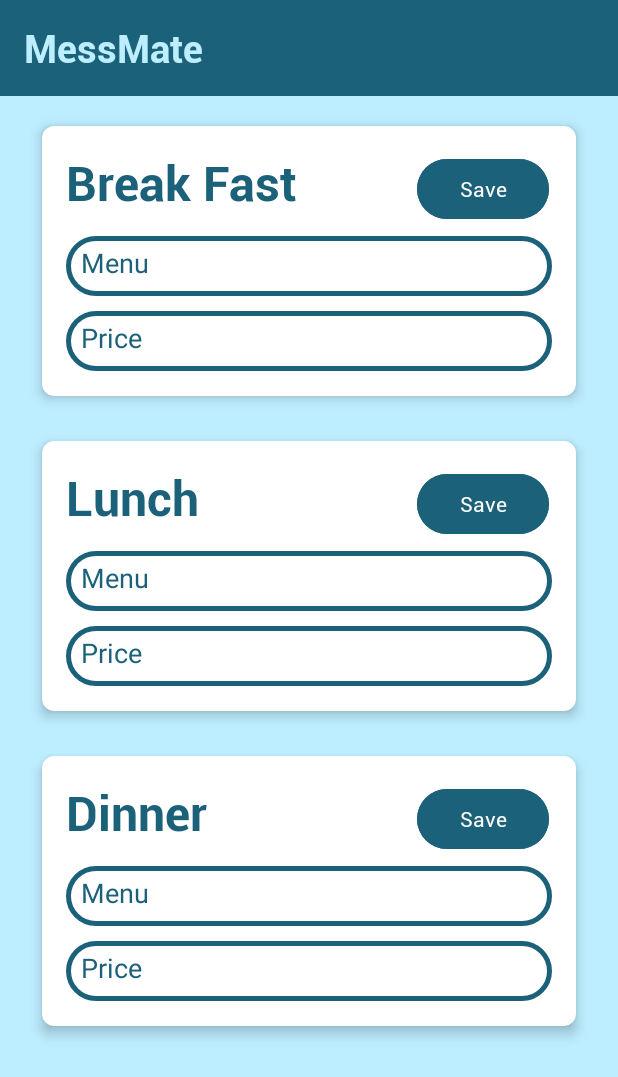
After one commit to farhan-hasan/MessMate, an Android app: the MealManagementMenuUpdateActivity screen opened directly, with no data from a screen before it, on a phone screen of 412 x 824 dp. The commit adds this screen. Shown: the top 1077 px of the screen. Run offline under Robolectric (Android 15) with nearby library versions, the light colour scheme and no system bars.

Commit message:
UI finished (We hope)

```diff
--- /dev/null
+++ b/app/src/main/java/com/example/messmate/screens/MealManagementMenuUpdateActivity.java
@@ -0,0 +1,20 @@
+package com.example.messmate.screens;
+
+import android.os.Bundle;
+
+import androidx.activity.EdgeToEdge;
+import androidx.appcompat.app.AppCompatActivity;
+import androidx.core.graphics.Insets;
+import androidx.core.view.ViewCompat;
+import androidx.core.view.WindowInsetsCompat;
+
+import com.example.messmate.R;
+
+public class MealManagementMenuUpdateActivity extends AppCompatActivity {
+
+    @Override
+    protected void onCreate(Bundle savedInstanceState) {
+        super.onCreate(savedInstanceState);
+        setContentView(R.layout.activity_meal_management_menu_update);
+    }
+}
--- /dev/null
+++ b/app/src/main/res/layout/activity_meal_management_menu_update.xml
@@ -0,0 +1,268 @@
+<?xml version="1.0" encoding="utf-8"?>
+<LinearLayout xmlns:android="http://schemas.android.com/apk/res/android"
+    xmlns:app="http://schemas.android.com/apk/res-auto"
+    xmlns:tools="http://schemas.android.com/tools"
+    android:layout_width="match_parent"
+    android:layout_height="match_parent"
+    android:orientation="vertical"
+    tools:context=".screens.MealRequestActivity">
+    <androidx.appcompat.widget.Toolbar
+        android:id="@+id/mealRequestToolbar"
+        android:layout_width="match_parent"
+        android:layout_height="?attr/actionBarSize"
+        android:background="@color/primary_color"
+        android:elevation="4dp"
+        android:popupTheme="@style/ThemeOverlay.AppCompat"
+        android:theme="@style/CustomToolbarTheme"
+        app:title="MessMate"
+        app:titleTextAppearance="@style/CustomToolbarTitle"
+        app:titleTextColor="@color/bg_color" />
+
+    <LinearLayout
+        android:layout_width="match_parent"
+        android:layout_height="match_parent"
+        android:paddingLeft="20dp"
+        android:paddingRight="20dp"
+        android:background="@color/bg_color"
+        android:orientation="vertical">
+        <androidx.cardview.widget.CardView xmlns:android="http://schemas.android.com/apk/res/android"
+            xmlns:card_view="http://schemas.android.com/apk/res-auto"
+            android:layout_gravity="center"
+            android:layout_width="match_parent"
+            android:layout_height="200dp"
+            android:backgroundTint="#FFF"
+            android:layout_marginTop="10dp"
+            card_view:cardUseCompatPadding="true"
+            card_view:cardCornerRadius="8dp"
+            card_view:cardElevation="5dp">
+
+            <RelativeLayout
+                android:layout_width="match_parent"
+                android:layout_height="wrap_content"
+                android:padding="16dp"
+                android:layout_gravity="center"
+
+                >
+
+
+
+                <TextView
+                    android:id="@+id/breakfastTextView"
+                    android:layout_width="wrap_content"
+                    android:layout_height="wrap_content"
+                    android:text="Break Fast"
+                    android:textColor="@color/primary_color"
+                    android:fontFamily="@font/roboto_bold"
+                    android:textSize="32sp"
+                    android:textStyle="bold"
+                    android:layout_marginBottom="4dp" />
+
+                <EditText
+                    android:layout_marginTop="10dp"
+                    android:id="@+id/breakfastMenuEditText"
+                    android:layout_below="@+id/breakfastTextView"
+                    android:layout_width="match_parent"
+                    android:textColorHint="@color/primary_color"
+                    android:layout_height="40dp"
+                    android:background="@drawable/text_field_border"
+                    android:ems="10"
+                    android:inputType="text"
+                    android:padding="10dp"
+                    android:drawablePadding="10dp"
+                    android:hint="Menu"/>
+
+
+                <EditText
+                    android:layout_marginTop="10dp"
+                    android:id="@+id/breakfastPriceEditText"
+                    android:layout_below="@+id/breakfastMenuEditText"
+                    android:layout_width="match_parent"
+                    android:textColorHint="@color/primary_color"
+                    android:layout_height="40dp"
+                    android:background="@drawable/text_field_border"
+                    android:ems="10"
+                    android:inputType="number"
+                    android:padding="10dp"
+                    android:drawablePadding="10dp"
+                    android:hint="Price"/>
+
+                <Button
+                    android:id="@+id/breakfastSaveButton"
+                    android:layout_width="wrap_content"
+                    android:layout_height="wrap_content"
+                    android:text="Save"
+                    android:backgroundTint="@color/primary_color"
+                    android:textColor="#FFF"
+                    android:fontFamily="@font/roboto_regular"
+                    android:layout_marginTop="2dp"
+                    android:textSize="14sp"
+                    android:layout_alignParentEnd="true"
+                    android:layout_centerVertical="false"
+                    android:layout_marginEnd="2dp" />
+
+            </RelativeLayout>
+
+        </androidx.cardview.widget.CardView>
+        <androidx.cardview.widget.CardView xmlns:android="http://schemas.android.com/apk/res/android"
+            xmlns:card_view="http://schemas.android.com/apk/res-auto"
+            android:layout_gravity="center"
+            android:layout_width="match_parent"
+            android:layout_height="200dp"
+            android:backgroundTint="#FFF"
+            android:layout_marginTop="10dp"
+            card_view:cardUseCompatPadding="true"
+            card_view:cardCornerRadius="8dp"
+            card_view:cardElevation="5dp">
+
+            <RelativeLayout
+                android:layout_width="match_parent"
+                android:layout_height="wrap_content"
+                android:padding="16dp"
+                android:layout_gravity="center"
+
+                >
+
+
+
+                <TextView
+                    android:id="@+id/lunchTextView"
+                    android:layout_width="wrap_content"
+                    android:layout_height="wrap_content"
+                    android:text="Lunch"
+                    android:textColor="@color/primary_color"
+                    android:fontFamily="@font/roboto_bold"
+                    android:textSize="32sp"
+                    android:textStyle="bold"
+                    android:layout_marginBottom="4dp" />
+
+                <EditText
+                    android:layout_marginTop="10dp"
+                    android:id="@+id/lunchMenuEditText"
+                    android:layout_below="@+id/lunchTextView"
+                    android:layout_width="match_parent"
+                    android:textColorHint="@color/primary_color"
+                    android:layout_height="40dp"
+                    android:background="@drawable/text_field_border"
+                    android:ems="10"
+                    android:inputType="text"
+                    android:padding="10dp"
+                    android:drawablePadding="10dp"
+                    android:hint="Menu"/>
+
+
+                <EditText
+                    android:layout_marginTop="10dp"
+                    android:id="@+id/lunchPriceEditText"
+                    android:layout_below="@+id/lunchMenuEditText"
+                    android:layout_width="match_parent"
+                    android:textColorHint="@color/primary_color"
+                    android:layout_height="40dp"
+                    android:background="@drawable/text_field_border"
+                    android:ems="10"
+                    android:inputType="number"
+                    android:padding="10dp"
+                    android:drawablePadding="10dp"
+                    android:hint="Price"/>
+
+                <Button
+                    android:id="@+id/lunchSaveButton"
+                    android:layout_width="wrap_content"
+                    android:layout_height="wrap_content"
+                    android:text="Save"
+                    android:backgroundTint="@color/primary_color"
+                    android:textColor="#FFF"
+                    android:fontFamily="@font/roboto_regular"
+                    android:layout_marginTop="2dp"
+                    android:textSize="14sp"
+                    android:layout_alignParentEnd="true"
+                    android:layout_centerVertical="false"
+                    android:layout_marginEnd="2dp" />
+
+            </RelativeLayout>
+
+        </androidx.cardview.widget.CardView>
+        <androidx.cardview.widget.CardView xmlns:android="http://schemas.android.com/apk/res/android"
+            xmlns:card_view="http://schemas.android.com/apk/res-auto"
+            android:layout_gravity="center"
+            android:layout_width="match_parent"
+            android:layout_height="200dp"
+            android:backgroundTint="#FFF"
+            android:layout_marginTop="10dp"
+            card_view:cardUseCompatPadding="true"
+            card_view:cardCornerRadius="8dp"
+            card_view:cardElevation="5dp">
+
+            <RelativeLayout
+                android:layout_width="match_parent"
+                android:layout_height="wrap_content"
+                android:padding="16dp"
+                android:layout_gravity="center"
+
+                >
+
+
+
+                <TextView
+                    android:id="@+id/dinnerTextView"
+                    android:layout_width="wrap_content"
+                    android:layout_height="wrap_content"
+                    android:text="Dinner"
+                    android:textColor="@color/primary_color"
+                    android:fontFamily="@font/roboto_bold"
+                    android:textSize="32sp"
+                    android:textStyle="bold"
+                    android:layout_marginBottom="4dp" />
+
+                <EditText
+                    android:layout_marginTop="10dp"
+                    android:id="@+id/dinnerMenuEditText"
+                    android:layout_below="@+id/dinnerTextView"
+                    android:layout_width="match_parent"
+                    android:textColorHint="@color/primary_color"
+                    android:layout_height="40dp"
+                    android:background="@drawable/text_field_border"
+                    android:ems="10"
+                    android:inputType="text"
+                    android:padding="10dp"
+                    android:drawablePadding="10dp"
+                    android:hint="Menu"/>
+
+
+                <EditText
+                    android:layout_marginTop="10dp"
+                    android:id="@+id/dinnerPriceEditText"
+                    android:layout_below="@+id/dinnerMenuEditText"
+                    android:layout_width="match_parent"
+                    android:textColorHint="@color/primary_color"
+                    android:layout_height="40dp"
+                    android:background="@drawable/text_field_border"
+                    android:ems="10"
+                    android:inputType="number"
+                    android:padding="10dp"
+                    android:drawablePadding="10dp"
+                    android:hint="Price"/>
+
+                <Button
+                    android:id="@+id/dinnerSaveButton"
+                    android:layout_width="wrap_content"
+                    android:layout_height="wrap_content"
+                    android:text="Save"
+                    android:backgroundTint="@color/primary_color"
+                    android:textColor="#FFF"
+                    android:fontFamily="@font/roboto_regular"
+                    android:layout_marginTop="2dp"
+                    android:textSize="14sp"
+                    android:layout_alignParentEnd="true"
+                    android:layout_centerVertical="false"
+                    android:layout_marginEnd="2dp" />
+
+            </RelativeLayout>
+
+        </androidx.cardview.widget.CardView>
+
+
+
+
+
+    </LinearLayout>
+</LinearLayout>
--- a/app/src/main/res/layout/activity_rent_mess_details.xml
+++ b/app/src/main/res/layout/activity_rent_mess_details.xml
@@ -66,7 +66,7 @@
     <androidx.cardview.widget.CardView
         android:layout_width="match_parent"
         android:layout_height="match_parent"
-
+        android:backgroundTint="#FFF"
         >
 
         <RelativeLayout
@@ -101,7 +101,7 @@
 
 
             <Button
-                android:id="@+id/buttonforbreakfast"
+                android:id="@+id/collectionButton"
                 android:layout_width="wrap_content"
                 android:layout_height="wrap_content"
                 android:text="Close Collection"
```
Also changed, not shown: app/build.gradle.kts (+7 -1 lines), app/src/main/AndroidManifest.xml (+10 -0 lines), app/src/main/java/com/example/messmate/fragments/MealFragment.java (+13 -3 lines), app/src/main/java/com/example/messmate/screens/MealManagementActivity.java (added, +63 -0 lines), app/src/main/res/layout/activity_meal_management.xml (added, +57 -0 lines), app/src/main/res/values/strings.xml (+42 -0 lines).
